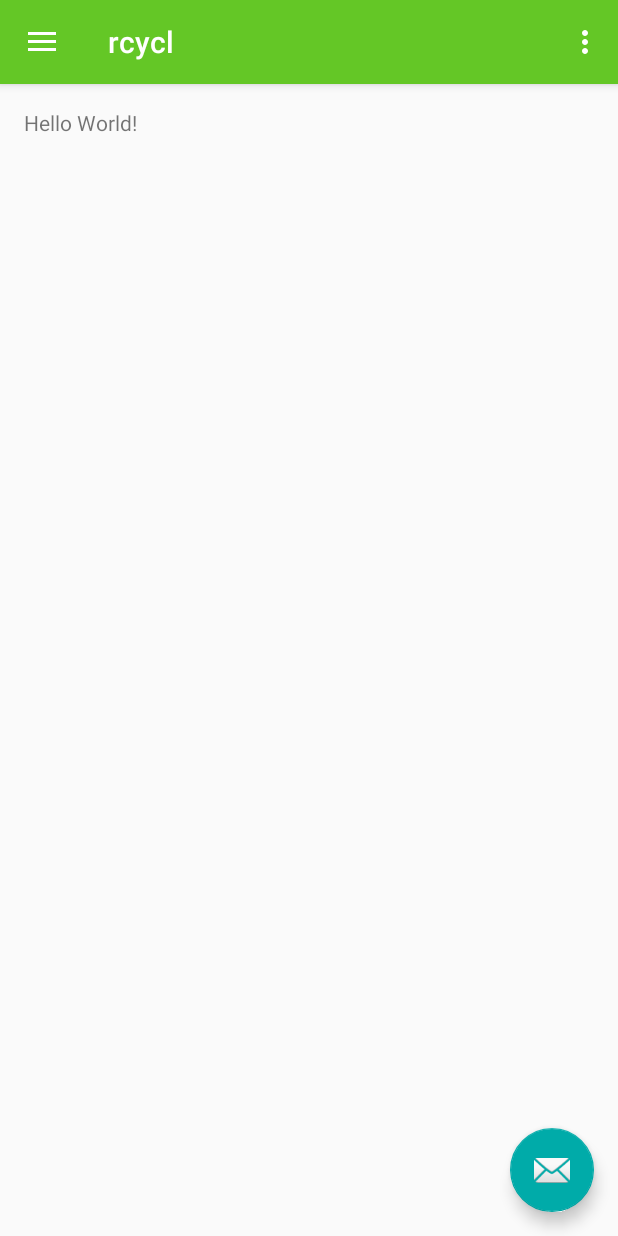
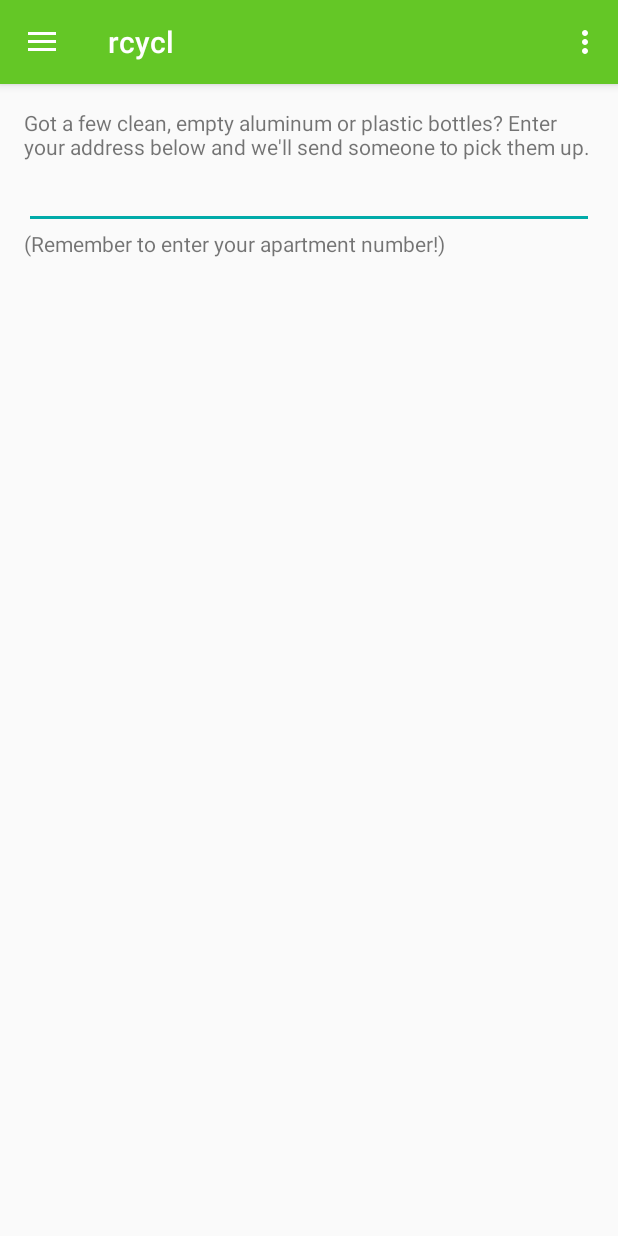
Before and after one commit to joeypoon/rcycl_android, an Android app: the screen it shows after launch (MainActivity), on a phone screen of 412 x 824 dp. Run offline under Robolectric (Android 15) with nearby library versions, the phone set to English and light mode, and no system bars.

Commit message:
add address form to request page

```diff
--- a/rcycl/app/src/main/java/co/rcycl/rcycl/MainActivity.java
+++ b/rcycl/app/src/main/java/co/rcycl/rcycl/MainActivity.java
@@ -3,6 +3,8 @@ package co.rcycl.rcycl;
 import android.os.Bundle;
 import android.support.design.widget.FloatingActionButton;
 import android.support.design.widget.Snackbar;
+import android.support.v4.app.Fragment;
+import android.support.v4.app.FragmentManager;
 import android.view.View;
 import android.support.design.widget.NavigationView;
 import android.support.v4.view.GravityCompat;
@@ -23,15 +25,6 @@ public class MainActivity extends AppCompatActivity
         Toolbar toolbar = (Toolbar) findViewById(R.id.toolbar);
         setSupportActionBar(toolbar);
 
-        FloatingActionButton fab = (FloatingActionButton) findViewById(R.id.fab);
-        fab.setOnClickListener(new View.OnClickListener() {
-            @Override
-            public void onClick(View view) {
-                Snackbar.make(view, "Replace with your own action", Snackbar.LENGTH_LONG)
-                        .setAction("Action", null).show();
-            }
-        });
-
         DrawerLayout drawer = (DrawerLayout) findViewById(R.id.drawer_layout);
         ActionBarDrawerToggle toggle = new ActionBarDrawerToggle(
                 this, drawer, toolbar, R.string.navigation_drawer_open, R.string.navigation_drawer_close);
@@ -40,6 +33,8 @@ public class MainActivity extends AppCompatActivity
 
         NavigationView navigationView = (NavigationView) findViewById(R.id.nav_view);
         navigationView.setNavigationItemSelectedListener(this);
+
+        swapFragment(new RequestPickupFragment());
     }
 
     @Override
@@ -80,22 +75,34 @@ public class MainActivity extends AppCompatActivity
         // Handle navigation view item clicks here.
         int id = item.getItemId();
 
-        if (id == R.id.nav_camara) {
-            // Handle the camera action
-        } else if (id == R.id.nav_gallery) {
+        switch (id) {
+            case R.id.nav_request_pickup:
+                swapFragment(new RequestPickupFragment());
+                break;
 
-        } else if (id == R.id.nav_slideshow) {
+            case R.id.nav_go_pickup:
+                break;
 
-        } else if (id == R.id.nav_manage) {
+            case R.id.nav_leaderboard:
+                break;
 
-        } else if (id == R.id.nav_share) {
+            case R.id.nav_my_account:
+                break;
 
-        } else if (id == R.id.nav_send) {
-
+            default:
+                break;
         }
 
         DrawerLayout drawer = (DrawerLayout) findViewById(R.id.drawer_layout);
         drawer.closeDrawer(GravityCompat.START);
         return true;
     }
+
+    // Accepts a Fragment and swaps that into the activity_main's content wrapper.
+    private void swapFragment(Fragment fragment) {
+        FragmentManager fm = getSupportFragmentManager();
+        fm.beginTransaction()
+                .replace(R.id.content_frame, fragment)
+                .commit();
+    }
 }
--- /dev/null
+++ b/rcycl/app/src/main/java/co/rcycl/rcycl/RequestPickupFragment.java
@@ -0,0 +1,19 @@
+package co.rcycl.rcycl;
+
+import android.os.Bundle;
+import android.support.v4.app.Fragment;
+import android.view.LayoutInflater;
+import android.view.View;
+import android.view.ViewGroup;
+
+// Created by Whit on 2/28/2016.
+//
+public class RequestPickupFragment extends Fragment {
+
+    @Override
+    public View onCreateView(LayoutInflater inflater, ViewGroup container, Bundle savedInstanceState) {
+        View view = inflater.inflate(R.layout.fragment_request_pickup, container, false);
+
+        return view;
+    }
+}
--- a/rcycl/app/src/main/res/layout/app_bar_main.xml
+++ b/rcycl/app/src/main/res/layout/app_bar_main.xml
@@ -2,24 +2,26 @@
 <android.support.design.widget.CoordinatorLayout
     xmlns:android="http://schemas.android.com/apk/res/android"
     xmlns:app="http://schemas.android.com/apk/res-auto"
-    xmlns:tools="http://schemas.android.com/tools" android:layout_width="match_parent"
-    android:layout_height="match_parent" android:fitsSystemWindows="true"
+    xmlns:tools="http://schemas.android.com/tools"
+    android:layout_width="match_parent"
+    android:layout_height="match_parent"
+    android:fitsSystemWindows="true"
     tools:context=".MainActivity">
 
-    <android.support.design.widget.AppBarLayout android:layout_height="wrap_content"
-        android:layout_width="match_parent" android:theme="@style/AppTheme.AppBarOverlay">
+    <android.support.design.widget.AppBarLayout
+        android:layout_height="wrap_content"
+        android:layout_width="match_parent"
+        android:theme="@style/AppTheme.AppBarOverlay">
 
-        <android.support.v7.widget.Toolbar android:id="@+id/toolbar"
-            android:layout_width="match_parent" android:layout_height="?attr/actionBarSize"
-            android:background="?attr/colorPrimary" app:popupTheme="@style/AppTheme.PopupOverlay" />
+        <android.support.v7.widget.Toolbar
+            android:id="@+id/toolbar"
+            android:layout_width="match_parent"
+            android:layout_height="?attr/actionBarSize"
+            android:background="?attr/colorPrimary"
+            app:popupTheme="@style/AppTheme.PopupOverlay" />
 
     </android.support.design.widget.AppBarLayout>
 
     <include layout="@layout/content_main" />
 
-    <android.support.design.widget.FloatingActionButton android:id="@+id/fab"
-        android:layout_width="wrap_content" android:layout_height="wrap_content"
-        android:layout_gravity="bottom|end" android:layout_margin="@dimen/fab_margin"
-        android:src="@android:drawable/ic_dialog_email" />
-
 </android.support.design.widget.CoordinatorLayout>
--- a/rcycl/app/src/main/res/layout/content_main.xml
+++ b/rcycl/app/src/main/res/layout/content_main.xml
@@ -1,14 +1,25 @@
 <?xml version="1.0" encoding="utf-8"?>
-<RelativeLayout xmlns:android="http://schemas.android.com/apk/res/android"
+<RelativeLayout
+    xmlns:android="http://schemas.android.com/apk/res/android"
     xmlns:tools="http://schemas.android.com/tools"
-    xmlns:app="http://schemas.android.com/apk/res-auto" android:layout_width="match_parent"
-    android:layout_height="match_parent" android:paddingLeft="@dimen/activity_horizontal_margin"
+    xmlns:app="http://schemas.android.com/apk/res-auto"
+    android:layout_width="match_parent"
+    android:layout_height="match_parent"
+    android:paddingLeft="@dimen/activity_horizontal_margin"
     android:paddingRight="@dimen/activity_horizontal_margin"
     android:paddingTop="@dimen/activity_vertical_margin"
     android:paddingBottom="@dimen/activity_vertical_margin"
-    app:layout_behavior="@string/appbar_scrolling_view_behavior" tools:showIn="@layout/app_bar_main"
+    app:layout_behavior="@string/appbar_scrolling_view_behavior"
+    tools:showIn="@layout/app_bar_main"
     tools:context=".MainActivity">
 
-    <TextView android:text="Hello World!" android:layout_width="wrap_content"
-        android:layout_height="wrap_content" />
+    <FrameLayout
+        android:id="@+id/content_frame"
+        android:layout_width="match_parent"
+        android:layout_height="match_parent">
+
+        <!-- Content goes here. MainActivity.java manages this. -->
+
+    </FrameLayout>
+
 </RelativeLayout>
--- /dev/null
+++ b/rcycl/app/src/main/res/layout/fragment_request_pickup.xml
@@ -0,0 +1,28 @@
+<?xml version="1.0" encoding="utf-8"?>
+<RelativeLayout
+    xmlns:android="http://schemas.android.com/apk/res/android"
+    android:layout_width="match_parent"
+    android:layout_height="match_parent">
+
+    <TextView
+        android:id="@+id/request_pickup_prompt"
+        android:layout_width="match_parent"
+        android:layout_height="wrap_content"
+        android:text="@string/request_pickup_prompt"/>
+
+    <EditText
+        android:id="@+id/request_pickup_address"
+        android:inputType="textPostalAddress"
+        android:layout_width="match_parent"
+        android:layout_height="wrap_content"
+        android:ems="10"
+        android:layout_below="@+id/request_pickup_prompt"/>
+
+    <TextView
+        android:id="@+id/request_pickup_address_reminder"
+        android:layout_width="match_parent"
+        android:layout_height="wrap_content"
+        android:layout_below="@+id/request_pickup_address"
+        android:text="@string/request_pickup_apt_reminder"/>
+
+</RelativeLayout>
--- a/rcycl/app/src/main/res/layout/nav_header_main.xml
+++ b/rcycl/app/src/main/res/layout/nav_header_main.xml
@@ -1,23 +1,27 @@
 <?xml version="1.0" encoding="utf-8"?>
 <LinearLayout xmlns:android="http://schemas.android.com/apk/res/android"
-    android:layout_width="match_parent" android:layout_height="@dimen/nav_header_height"
+    android:layout_width="match_parent"
+    android:layout_height="@dimen/nav_header_height"
     android:background="@drawable/side_nav_bar"
     android:paddingBottom="@dimen/activity_vertical_margin"
     android:paddingLeft="@dimen/activity_horizontal_margin"
     android:paddingRight="@dimen/activity_horizontal_margin"
     android:paddingTop="@dimen/activity_vertical_margin"
-    android:theme="@style/ThemeOverlay.AppCompat.Dark" android:orientation="vertical"
+    android:theme="@style/ThemeOverlay.AppCompat.Dark"
+    android:orientation="vertical"
     android:gravity="bottom">
 
-    <ImageView android:layout_width="wrap_content" android:layout_height="wrap_content"
+    <TextView
+        android:layout_width="match_parent"
+        android:layout_height="wrap_content"
         android:paddingTop="@dimen/nav_header_vertical_spacing"
-        android:src="@android:drawable/sym_def_app_icon" android:id="@+id/imageView" />
-
-    <TextView android:layout_width="match_parent" android:layout_height="wrap_content"
-        android:paddingTop="@dimen/nav_header_vertical_spacing" android:text="Android Studio"
+        android:text="@string/app_name"
         android:textAppearance="@style/TextAppearance.AppCompat.Body1" />
 
-    <TextView android:layout_width="wrap_content" android:layout_height="wrap_content"
-        android:text="android.studio@android.com" android:id="@+id/textView" />
+    <TextView
+        android:id="@+id/textView"
+        android:layout_width="wrap_content"
+        android:layout_height="wrap_content"
+        android:text="@string/app_header" />
 
 </LinearLayout>
--- a/rcycl/app/src/main/res/menu/activity_main_drawer.xml
+++ b/rcycl/app/src/main/res/menu/activity_main_drawer.xml
@@ -2,23 +2,22 @@
 <menu xmlns:android="http://schemas.android.com/apk/res/android">
 
     <group android:checkableBehavior="single">
-        <item android:id="@+id/nav_camara" android:icon="@android:drawable/ic_menu_camera"
-            android:title="Import" />
-        <item android:id="@+id/nav_gallery" android:icon="@android:drawable/ic_menu_gallery"
-            android:title="Gallery" />
-        <item android:id="@+id/nav_slideshow" android:icon="@android:drawable/ic_menu_slideshow"
-            android:title="Slideshow" />
-        <item android:id="@+id/nav_manage" android:icon="@android:drawable/ic_menu_manage"
-            android:title="Tools" />
+        <item
+            android:id="@+id/nav_request_pickup"
+            android:icon="@android:drawable/ic_menu_camera"
+            android:title="@string/menu_request_pickup" />
+        <item
+            android:id="@+id/nav_go_pickup"
+            android:icon="@android:drawable/ic_menu_camera"
+            android:title="@string/menu_go_pickup" />
+        <item
+            android:id="@+id/nav_leaderboard"
+            android:icon="@android:drawable/ic_menu_camera"
+            android:title="@string/menu_leaderboard" />
+        <item
+            android:id="@+id/nav_my_account"
+            android:icon="@android:drawable/ic_menu_camera"
+            android:title="@string/menu_my_account" />
     </group>
 
-    <item android:title="Communicate">
-        <menu>
-            <item android:id="@+id/nav_share" android:icon="@android:drawable/ic_menu_share"
-                android:title="Share" />
-            <item android:id="@+id/nav_send" android:icon="@android:drawable/ic_menu_send"
-                android:title="Send" />
-        </menu>
-    </item>
-
 </menu>
--- a/rcycl/app/src/main/res/values/strings.xml
+++ b/rcycl/app/src/main/res/values/strings.xml
@@ -1,8 +1,23 @@
 <resources>
     <string name="app_name">rcycl</string>
+    <string name="app_header">Saving the planet, together.</string>
+
+    <string name="request_pickup_prompt">
+        Got a few clean, empty aluminum or plastic bottles?
+        Enter your address below and we\'ll send someone to pick them up.
+    </string>
+
+    <string name="request_pickup_apt_reminder">
+        (Remember to enter your apartment number!)
+    </string>
 
     <string name="navigation_drawer_open">Open navigation drawer</string>
     <string name="navigation_drawer_close">Close navigation drawer</string>
 
     <string name="action_settings">Settings</string>
+
+    <string name="menu_request_pickup">Request Pickup</string>
+    <string name="menu_go_pickup">Go Pickup</string>
+    <string name="menu_leaderboard">Leaderboard</string>
+    <string name="menu_my_account">My Account</string>
 </resources>
```
Also changed, not shown: rcycl/app/src/main/res/layout/activity_main.xml (+19 -9 lines).
